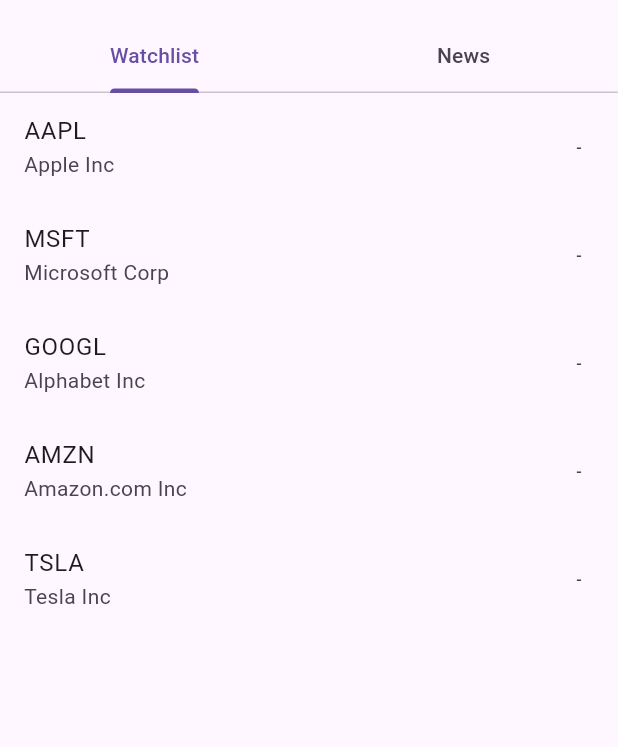
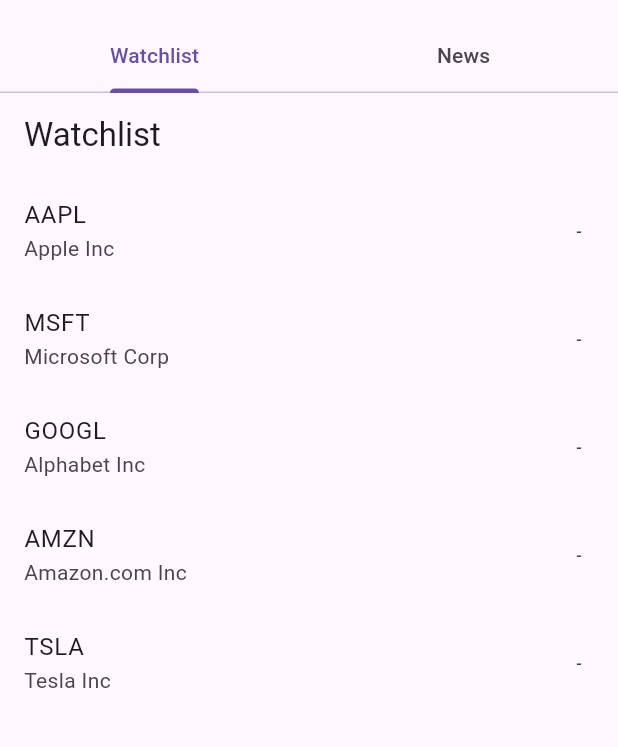
Before and after one commit to sKELEMETE/Stock-Tracker-Pro, a Flutter app: the screen it shows after launch, on a phone screen of 412 x 824 dp, the part 63-810 px from its top. Run offline on Flutter 3.47's test engine with Material 3 defaults, Android fonts, the phone set to English and light mode, and no system bars; our stand-ins replace bloc, equatable, fl_chart, flutter_bloc, freezed_annotation, hive and 1 more; accounts and stored records are empty; network calls fail; Roboto replaces fonts that are missing (RobotoMono).

Commit message:
Working No Errors

```diff
--- a/lib/src/ui/pages/watchlist_page.dart
+++ b/lib/src/ui/pages/watchlist_page.dart
@@ -8,6 +8,7 @@
 
 class WatchlistPage extends StatefulWidget {
   const WatchlistPage({super.key});
+
   @override
   State<WatchlistPage> createState() => _WatchlistPageState();
 }
@@ -16,7 +17,6 @@
   @override
   void initState() {
     super.initState();
-    // Load existing watchlist
     final bloc = context.read<WatchlistBloc>();
     bloc.add(LoadWatchlist());
 
@@ -39,8 +39,9 @@
 
   @override
   Widget build(BuildContext context) {
-    return Expanded(
-      child: BlocBuilder<WatchlistBloc, WatchlistState>(
+    return Scaffold(
+      appBar: AppBar(title: const Text('Watchlist')),
+      body: BlocBuilder<WatchlistBloc, WatchlistState>(
         builder: (context, state) {
           if (state is WatchlistLoading) {
             return const Center(child: CircularProgressIndicator());
```
